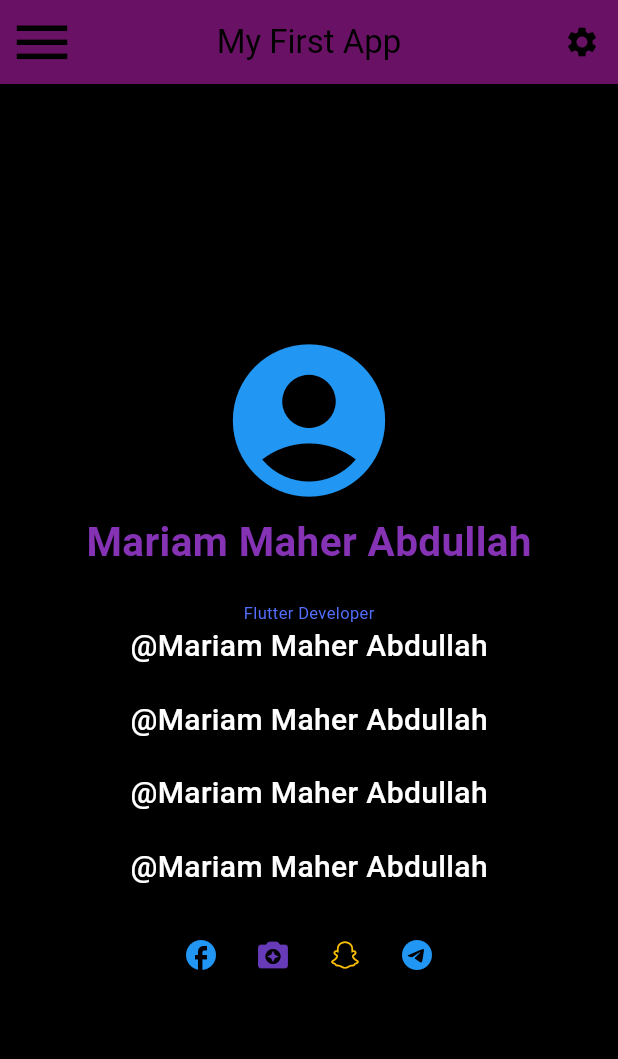
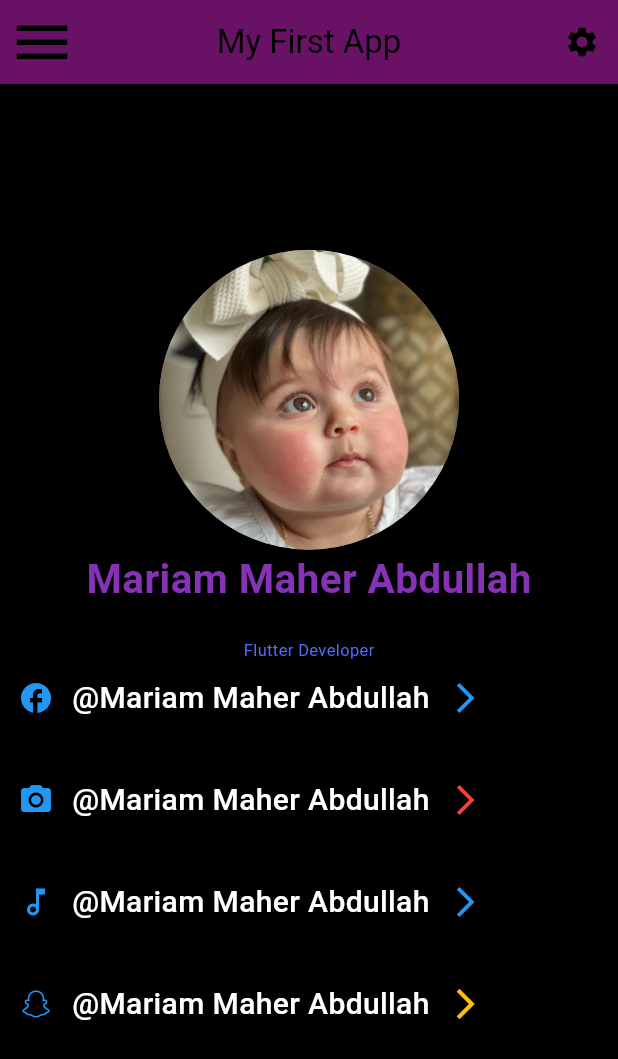
Before and after one commit to mariam30202/prog1, a Flutter app: the screen it shows after launch, on a phone screen of 412 x 824 dp. Shown: the top 1059 px of the screen. Run offline on Flutter 3.47's test engine with Material 3 defaults, Android fonts, the phone set to English and light mode, and no system bars.

Commit message:
first commit

```diff
--- a/lib/first_screen.dart
+++ b/lib/first_screen.dart
@@ -29,13 +29,16 @@ class Firstscreen extends StatelessWidget {
           child: Column(
             mainAxisAlignment: MainAxisAlignment.center,
             crossAxisAlignment: CrossAxisAlignment.center,
-            children: [
-              const Icon(
-                Icons.account_circle_rounded,
-                size: 122,
-                color: Colors.blue,
+
+children:[
+const CircleAvatar(
+radius: 100,
+backgroundColor: Colors. blueGrey,
+backgroundImage: AssetImage('assets/ogo.jpeg')
+
 ),
-              Text(
+
+              Text (
                 'Mariam Maher Abdullah',
                 style: TextStyle(
                   color: Color.fromARGB(255, 133, 50, 181),
@@ -54,16 +57,14 @@ class Firstscreen extends StatelessWidget {
                   fontWeight: FontWeight.normal,
                 ),
               ),
-              Text(
-                '@Mariam Maher Abdullah',
-                style: TextStyle(
-                  color: Colors.white,
-                  fontSize: 20,
-                  fontWeight: FontWeight.w500,
-                ),
-              ),
-              SizedBox(
-                height: 20,
+
+
+              Row(
+                children: [
+                   IconButton(
+                    onPressed: () {},
+                    icon: const Icon(Icons.facebook_rounded),
+                    color: Colors.blue,
                   ),
                   Text(
                     '@Mariam Maher Abdullah',
@@ -73,8 +74,26 @@ class Firstscreen extends StatelessWidget {
                       fontWeight: FontWeight.w500,
                     ),
                   ),
+                   IconButton(
+                    onPressed: () {},
+                    icon:  Icon(Icons.arrow_forward_ios_outlined),
+                    color: Colors.blue,
+                  ),
+                ],
+              ),
               SizedBox(
                 height: 20,
+              ),
+
+
+
+
+ Row(
+                children: [
+                   IconButton(
+                    onPressed: () {},
+                    icon: const Icon(Icons.camera_alt),
+                    color: Colors.blue,
                   ),
                   Text(
                     '@Mariam Maher Abdullah',
@@ -84,8 +103,27 @@ class Firstscreen extends StatelessWidget {
                       fontWeight: FontWeight.w500,
                     ),
                   ),
+                   IconButton(
+                    onPressed: () {},
+                    icon:  Icon(Icons.arrow_forward_ios_outlined),
+                    color: Colors.red,
+                  ),
+                ],
+              ),
               SizedBox(
                 height: 20,
+              ),
+
+
+
+
+
+       Row(
+                children: [
+                   IconButton(
+                    onPressed: () {},
+                    icon: const Icon(Icons.music_note_outlined),
+                    color: Colors.blue,
                   ),
                   Text(
                     '@Mariam Maher Abdullah',
@@ -95,36 +133,52 @@ class Firstscreen extends StatelessWidget {
                       fontWeight: FontWeight.w500,
                     ),
                   ),
+                   IconButton(
+                    onPressed: () {},
+                    icon:  Icon(Icons.arrow_forward_ios_outlined),
+                    color: Colors.blue,
+                  ),
+                ],
+              ),
               SizedBox(
                 height: 20,
               ),
+
+
+
+
                Row(
-                mainAxisAlignment: MainAxisAlignment.center,
                 children: [
                    IconButton(
                     onPressed: () {},
-                    icon: const Icon(Icons.facebook_rounded),
+                    icon: const Icon(Icons.snapchat),
                     color: Colors.blue,
+                  ),
+                  Text(
+                    '@Mariam Maher Abdullah',
+                    style: TextStyle(
+                      color: Colors.white,
+                      fontSize: 20,
+                      fontWeight: FontWeight.w500,
+                    ),
                   ),
                    IconButton(
                     onPressed: () {},
-                    icon: const Icon(Icons.camera_enhance_rounded),
-                    color: Colors.deepPurple,
-                  ),
-                  IconButton(
-                    onPressed: () {},
-                    icon: const Icon(Icons.snapchat_sharp),
+                    icon:  Icon(Icons.arrow_forward_ios_outlined),
                     color: Colors.amber,
                   ),
-                  IconButton(
-                    onPressed: () {},
-                    icon: const Icon(Icons.telegram),
-                    color: Colors.blue,
-                  ),
-                ],
-              )
                 ],
               ),
-        ));
+              SizedBox(
+                height: 20,
+              ),
+
+
+            ]
+
+          )
+        )
+        );
+
   }
 }
--- a/pubspec.yaml
+++ b/pubspec.yaml
@@ -57,7 +57,8 @@ flutter:
   # included with your application, so that you can use the icons in
   # the material Icons class.
   uses-material-design: true
-
+  assets:
+    - assets/ogo.jpeg
   # To add assets to your application, add an assets section, like this:
   #assets:
   #   - images/a_dot_burr.jpeg
```
Also changed, not shown: assets/ogo.jpeg (renamed from lib/assets/WhatsApp Image 2024-03-01 at 2.38.09 AM (1).jpeg). Lines whose indentation alone changed are shown as unchanged.
